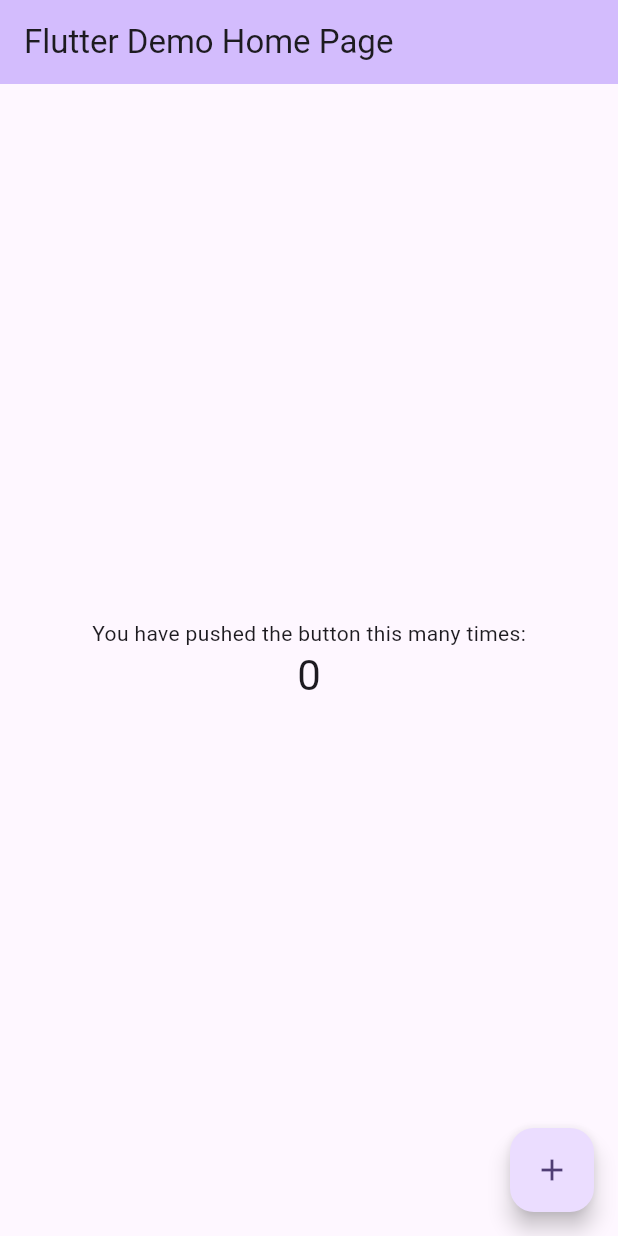
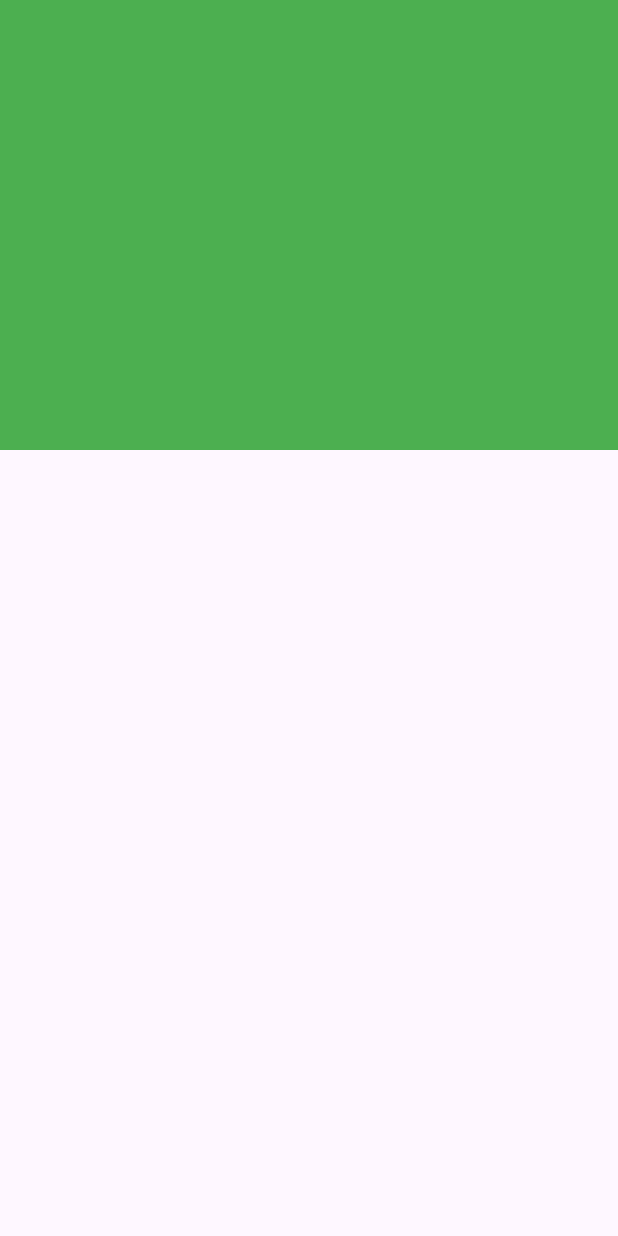
Before and after one commit to MyyDoc/Myy-Doctor, a Flutter app: the screen it shows after launch, on a phone screen of 412 x 824 dp. Run offline on Flutter 3.47's test engine with Material 3 defaults, Android fonts, the phone set to English and light mode, and no system bars.

Commit message:
Created Onboarding Screen

```diff
--- a/lib/main.dart
+++ b/lib/main.dart
@@ -1,4 +1,5 @@
 import 'package:flutter/material.dart';
+import 'package:myydoctor/presentation/screens/auth/onboarding.dart';
 
 void main() {
   runApp(const MyApp());
@@ -14,60 +15,7 @@ class MyApp extends StatelessWidget {
       theme: ThemeData(
         colorScheme: ColorScheme.fromSeed(seedColor: Colors.deepPurple),
       ),
-      home: const MyHomePage(title: 'Flutter Demo Home Page'),
+      home: OnboardingScreen(),
     );
   }
 }
-
-class MyHomePage extends StatefulWidget {
-  const MyHomePage({super.key, required this.title});
-
-
-  final String title;
-
-  @override
-  State<MyHomePage> createState() => _MyHomePageState();
-}
-
-class _MyHomePageState extends State<MyHomePage> {
-  int _counter = 0;
-
-  void _incrementCounter() {
-    setState(() {
-
-      _counter++;
-    });
-  }
-
-  @override
-  Widget build(BuildContext context) {
-
-    return Scaffold(
-      appBar: AppBar(
-
-        backgroundColor: Theme.of(context).colorScheme.inversePrimary,
-
-        title: Text(widget.title),
-      ),
-      body: Center(
-
-        child: Column(
-
-          mainAxisAlignment: MainAxisAlignment.center,
-          children: <Widget>[
-            const Text('You have pushed the button this many times:'),
-            Text(
-              '$_counter',
-              style: Theme.of(context).textTheme.headlineMedium,
-            ),
-          ],
-        ),
-      ),
-      floatingActionButton: FloatingActionButton(
-        onPressed: _incrementCounter,
-        tooltip: 'Increment',
-        child: const Icon(Icons.add),
-      ),
-    );
-  }
-}
--- /dev/null
+++ b/lib/presentation/screens/auth/login.dart
@@ -0,0 +1,15 @@
+import 'package:flutter/material.dart';
+
+class LoginScreen extends StatefulWidget {
+  const LoginScreen({super.key});
+
+  @override
+  State<LoginScreen> createState() => _LoginScreenState();
+}
+
+class _LoginScreenState extends State<LoginScreen> {
+  @override
+  Widget build(BuildContext context) {
+    return Scaffold(backgroundColor: Colors.black, body: Container(child: Center(child: Text('sample'))));
+  }
+}
--- /dev/null
+++ b/lib/presentation/screens/auth/onboarding.dart
@@ -0,0 +1,33 @@
+import 'package:flutter/material.dart';
+import 'package:myydoctor/presentation/screens/auth/login.dart';
+
+class OnboardingScreen extends StatefulWidget {
+  const OnboardingScreen({super.key});
+
+  @override
+  State<OnboardingScreen> createState() => _OnboardingScreenState();
+}
+
+class _OnboardingScreenState extends State<OnboardingScreen> {
+  @override
+  Widget build(BuildContext context) {
+    return Scaffold(
+      body: Column(
+        children: [
+          GestureDetector(
+            onTap:
+                () => Navigator.push(
+                  context,
+                  MaterialPageRoute(builder: (context) => LoginScreen()),
+                ),
+            child: Container(
+              width: double.infinity,
+              height: 300,
+              color: Colors.green,
+            ),
+          ),
+        ],
+      ),
+    );
+  }
+}
```
Also changed, not shown: pubspec.lock.
